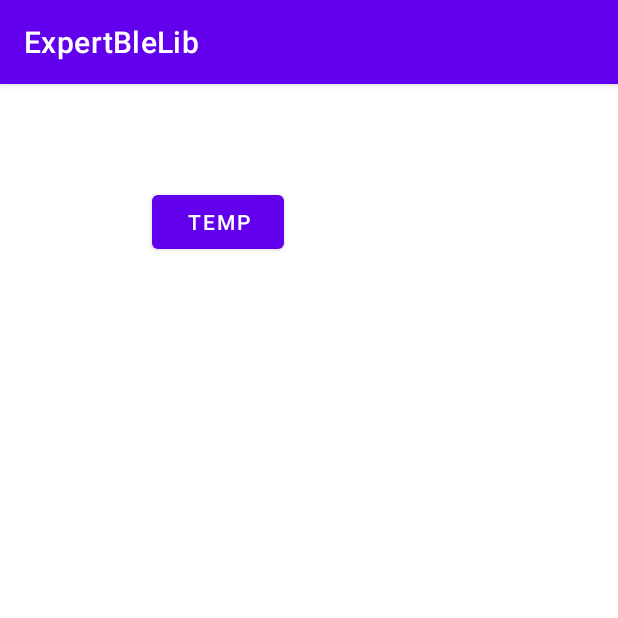
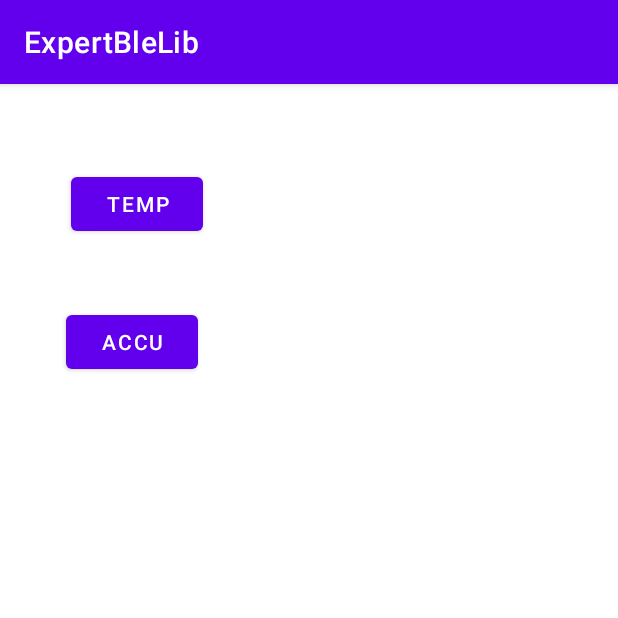
Before and after one commit to nattapong34/ExpertBleLib, an Android app: the screen it shows after launch (MainActivity), on a phone screen of 412 x 824 dp, the top half of it. Run offline under Robolectric (Android 15) with nearby library versions, the phone set to English and light mode, and no system bars; libraries missing offline, so code that uses them is left out: com.github.kittinunf.fuel.

Commit message:
add accu

```diff
--- a/app/src/main/java/com/expert/expertblelib/MainActivity.kt
+++ b/app/src/main/java/com/expert/expertblelib/MainActivity.kt
@@ -14,43 +14,57 @@ import android.os.Bundle
 import android.util.Log
 import android.widget.*
 import androidx.core.app.ActivityCompat
-import com.expert.expert_ble.ExpBle
-import com.expert.expert_ble.TEMPHTD8808E
-import com.expert.expert_ble.TEMPHTD8808EListener
+import com.expert.expert_ble.*
 import java.util.*
 
-class MainActivity : AppCompatActivity() ,TEMPHTD8808EListener {
+class MainActivity : AppCompatActivity() ,TEMPHTD8808EListener,ACCUCHECKListener {
 
     private lateinit var m_ble: ExpBle
      var mTemp:TEMPHTD8808E= TEMPHTD8808E(this,this)
+    var mAccu:ACCUCHECK= ACCUCHECK(this,this)
 
     override fun onCreate(savedInstanceState: Bundle?) {
         super.onCreate(savedInstanceState)
         setContentView(R.layout.activity_main)
 
-        m_ble = ExpBle(this)
-
         mTemp.checkAdapter()
-
-        mTemp.clear()
 
         findViewById<Button>(R.id.bnDevice).apply{
             setOnClickListener{
-//                mTemp.scanLeDevice(null,tempCallback)
-//                mTemp.scanDevice(tempCallback)
-//                mTemp.scanLeDevice(mTemp.advertise_name,tempCallback)
                 mTemp.pairDevice()
+
+            }
+        }
+
+        findViewById<Button>(R.id.bnAccu).apply{
+            setOnClickListener{
+                mAccu.pairDevice()
 
             }
         }
 
     }
 
-    override fun onCallBack(value: String?) {
+    override fun tempReadName(name: String?) {
+        val temp = findViewById<TextView>(R.id.txtTempName)
+        temp.text=name!!
+    }
+
+    override fun tempReadValue(value: String?) {
             Log.d("VALUE FROM CALLBACK", value!!)
         val temp = findViewById<TextView>(R.id.txtTempVal)
         temp.text=value!!
     }
 
+    override fun AccuReadName(name: String?) {
+        val acc = findViewById<TextView>(R.id.txtAccuName)
+        acc.text=name!!
+    }
+
+    override fun AccuReadValue(value: String?) {
+        val acc = findViewById<TextView>(R.id.txtAccuVal)
+        acc.text=value!!
+    }
+
 
 }
--- a/app/src/main/res/layout/activity_main.xml
+++ b/app/src/main/res/layout/activity_main.xml
@@ -7,12 +7,58 @@
     tools:context=".MainActivity">
 
     <TextView
+        android:id="@+id/txtAccuName"
+        android:layout_width="129dp"
+        android:layout_height="27dp"
+        android:layout_marginStart="23dp"
+        android:layout_marginTop="16dp"
+        android:layout_marginEnd="127dp"
+        android:textSize="16sp"
+        app:layout_constraintEnd_toEndOf="parent"
+        app:layout_constraintStart_toEndOf="@+id/bnAccu"
+        app:layout_constraintTop_toBottomOf="@+id/txtAccuVal" />
+
+    <Button
+        android:id="@+id/bnAccu"
+        android:layout_width="wrap_content"
+        android:layout_height="wrap_content"
+        android:layout_marginStart="44dp"
+        android:layout_marginTop="148dp"
+        android:text="ACCU"
+        app:layout_constraintStart_toStartOf="parent"
+        app:layout_constraintTop_toTopOf="parent" />
+
+    <TextView
+        android:id="@+id/txtAccuVal"
+        android:layout_width="129dp"
+        android:layout_height="27dp"
+        android:layout_marginStart="155dp"
+        android:layout_marginTop="25dp"
+        android:layout_marginEnd="127dp"
+        android:textSize="16sp"
+        app:layout_constraintEnd_toEndOf="parent"
+        app:layout_constraintStart_toStartOf="parent"
+        app:layout_constraintTop_toBottomOf="@+id/txtTempName" />
+
+    <TextView
+        android:id="@+id/txtTempName"
+        android:layout_width="129dp"
+        android:layout_height="27dp"
+        android:layout_marginStart="20dp"
+        android:layout_marginTop="13dp"
+        android:layout_marginEnd="127dp"
+        android:textSize="16sp"
+        app:layout_constraintEnd_toEndOf="parent"
+        app:layout_constraintStart_toEndOf="@+id/bnDevice"
+        app:layout_constraintTop_toBottomOf="@+id/txtTempVal" />
+
+    <TextView
         android:id="@+id/txtTempVal"
         android:layout_width="129dp"
         android:layout_height="27dp"
-        android:layout_marginStart="14dp"
-        android:layout_marginTop="78dp"
-        android:layout_marginEnd="79dp"
+        android:layout_marginStart="20dp"
+        android:layout_marginTop="28dp"
+        android:layout_marginEnd="127dp"
         android:textSize="16sp"
         app:layout_constraintEnd_toEndOf="parent"
         app:layout_constraintStart_toEndOf="@+id/bnDevice"
@@ -22,9 +68,10 @@
         android:id="@+id/bnDevice"
         android:layout_width="wrap_content"
         android:layout_height="wrap_content"
-        android:layout_marginStart="101dp"
-        android:layout_marginTop="68dp"
+        android:layout_marginStart="47dp"
+        android:layout_marginTop="56dp"
         android:text="Temp"
         app:layout_constraintStart_toStartOf="parent"
         app:layout_constraintTop_toTopOf="parent" />
+
 </androidx.constraintlayout.widget.ConstraintLayout>
--- a/expert-ble/src/main/java/com/expert/expert_ble/ExpBle.kt
+++ b/expert-ble/src/main/java/com/expert/expert_ble/ExpBle.kt
@@ -111,7 +111,7 @@ open class ExpBle(context: Context){
 
         if (SERVICE_UUID!=null)
         {
-            Log.d("SERVICE UUID : ", SERVICE_UUID.toString())
+          //  Log.d("SERVICE UUID : ", SERVICE_UUID.toString())
             var ft= ScanFilter.Builder()
                 .setServiceUuid(ParcelUuid(SERVICE_UUID))
                 .build()
--- a/expert-ble/src/main/java/com/expert/expert_ble/TEMPHTD8808E.kt
+++ b/expert-ble/src/main/java/com/expert/expert_ble/TEMPHTD8808E.kt
@@ -13,7 +13,8 @@ import java.util.*
 
 
 interface TEMPHTD8808EListener {
-    fun onCallBack(value:String?) // pass any parameter in your onCallBack which you want to return
+    fun tempReadName(name:String?)
+    fun tempReadValue(value:String?) // pass any parameter in your onCallBack which you want to return
 }
 class TEMPHTD8808E(val listener:TEMPHTD8808EListener, context: Context): ExpDevice(context) {
 
@@ -28,9 +29,8 @@ class TEMPHTD8808E(val listener:TEMPHTD8808EListener, context: Context): ExpDevi
         characteristic: BluetoothGattCharacteristic
     ) {
         var data = characteristic.value.decodeToString()
-         Log.e("onCharacteristicRead", "${data}")
         values=data.substring(4,9)
-        listener?.onCallBack(values)
+        listener?.tempReadValue(values)
     }
 
     public fun pairDevice()
@@ -46,7 +46,7 @@ class TEMPHTD8808E(val listener:TEMPHTD8808EListener, context: Context): ExpDevi
                 if (result?.device != null && result.device.address != null  && result.device.name != null) {
                     Log.d("SCAN ", result.device.name.toString())
 //                    DEVICE = result.device
-                    connect(result.device,connectCallback)
+                    listener?.tempReadName(connect(result.device,connectCallback))
                 }
                 //     Log.d("DEVICE", mTemp.names.toString())
             }
@@ -79,7 +79,6 @@ class TEMPHTD8808E(val listener:TEMPHTD8808EListener, context: Context): ExpDevi
                 if (characteristic != null) {
                     onCharacteristicRead(gatt,characteristic)
                     val d = Log.d("temp ", values)
-
                 }
             }
 
```
Also changed, not shown: expert-ble/src/main/java/com/expert/expert_ble/ACCUCHECK.kt (+81 -4 lines), expert-ble/src/main/java/com/expert/expert_ble/ExpDevice.kt (+32 -27 lines).
